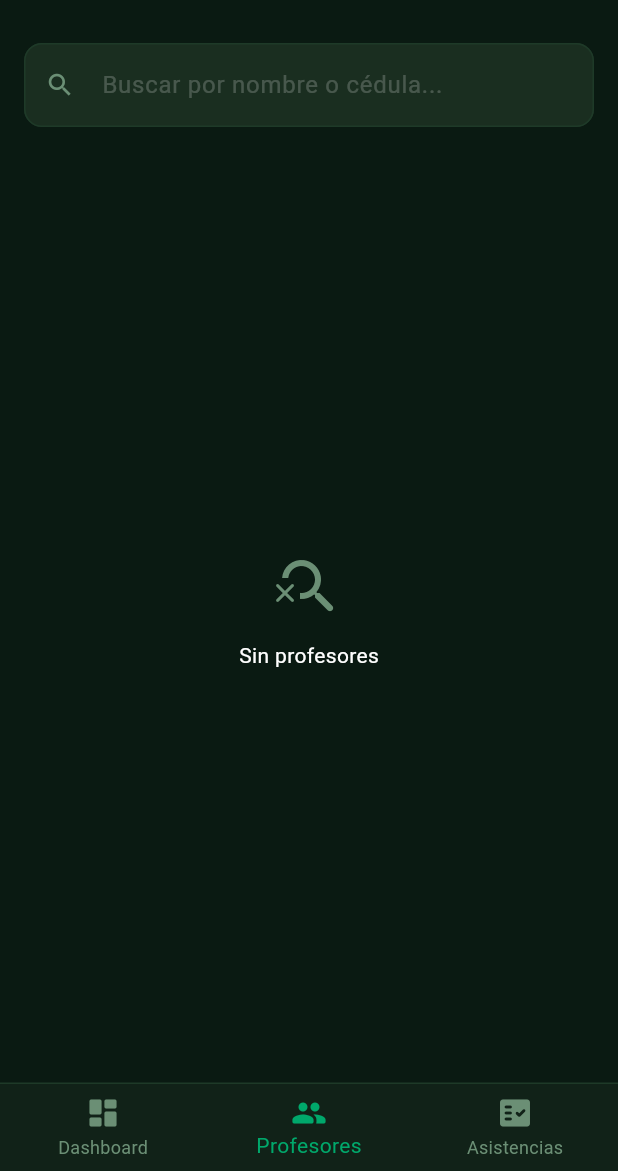
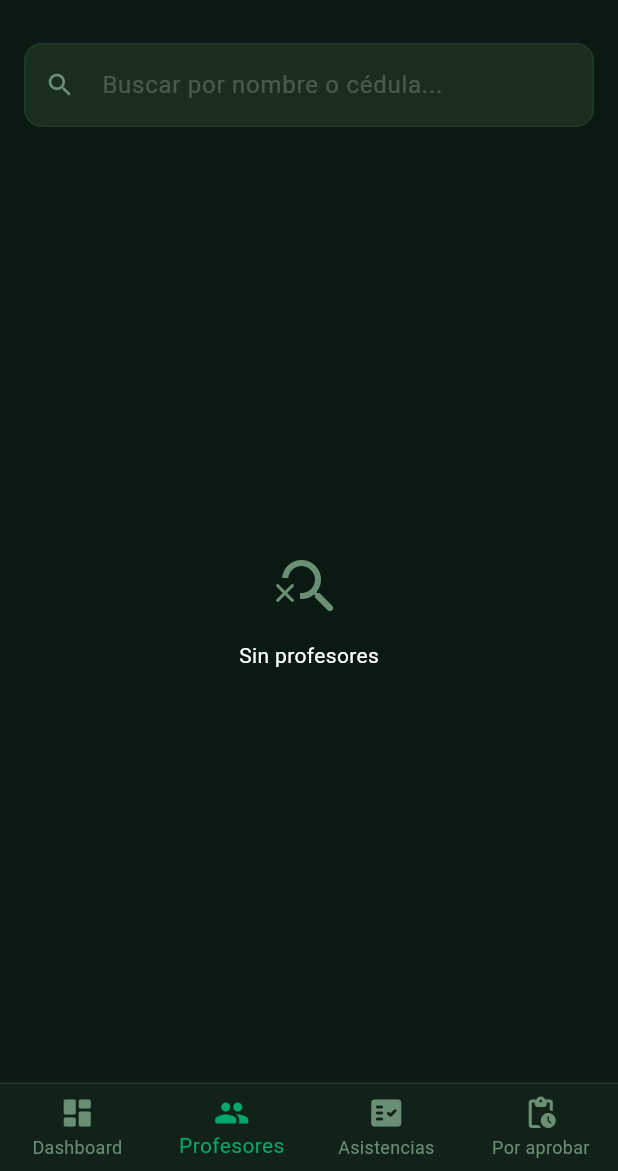
Before and after one commit to monterrosacotesjesusdavid-cyber/Aplicacion_uniguajira, a Flutter app: the AdminHome screen opened directly, item 2 of the bottom bar chosen, on a phone screen of 412 x 824 dp, the part 65-1236 px from its top. Run offline on Flutter 3.47's test engine with Material 3 defaults, Android fonts, the phone set to English and light mode, and no system bars; our stand-ins replace camera, flutter_secure_storage, geolocator, shared_preferences; missing offline and left inert: google_mlkit_face_detection; accounts and stored records are empty; network calls fail.

Commit message:
Update admin_home.dart

```diff
--- a/lib/screens/admin/admin_home.dart
+++ b/lib/screens/admin/admin_home.dart
@@ -6,6 +6,7 @@ import '../auth/login_screen.dart';
 import 'dashboard_screen.dart';
 import 'profesores_stats_screen.dart';
 import 'asistencias_screen.dart';
+import 'offline_screen.dart';
 
 class AdminHome extends StatefulWidget {
   const AdminHome({super.key});
@@ -51,6 +52,7 @@ class _AdminHomeState extends State<AdminHome> {
       DashboardScreen(),
       ProfesoresStatsScreen(),
       AdminAsistenciasScreen(),
+      OfflineAdminScreen(),
     ];
     return Scaffold(
       appBar: AppBar(
@@ -83,6 +85,7 @@ class _AdminHomeState extends State<AdminHome> {
         decoration: const BoxDecoration(border: Border(top: BorderSide(color: C.borde))),
         child: BottomNavigationBar(
           currentIndex: _idx,
+          type: BottomNavigationBarType.fixed,
           onTap: (i) => setState(() => _idx = i),
           items: const [
             BottomNavigationBarItem(
@@ -91,6 +94,8 @@ class _AdminHomeState extends State<AdminHome> {
               icon: Icon(Icons.people_rounded), label: 'Profesores'),
             BottomNavigationBarItem(
               icon: Icon(Icons.fact_check_rounded), label: 'Asistencias'),
+            BottomNavigationBarItem(
+              icon: Icon(Icons.pending_actions_rounded), label: 'Por aprobar'),
           ],
         ),
       ),
```
